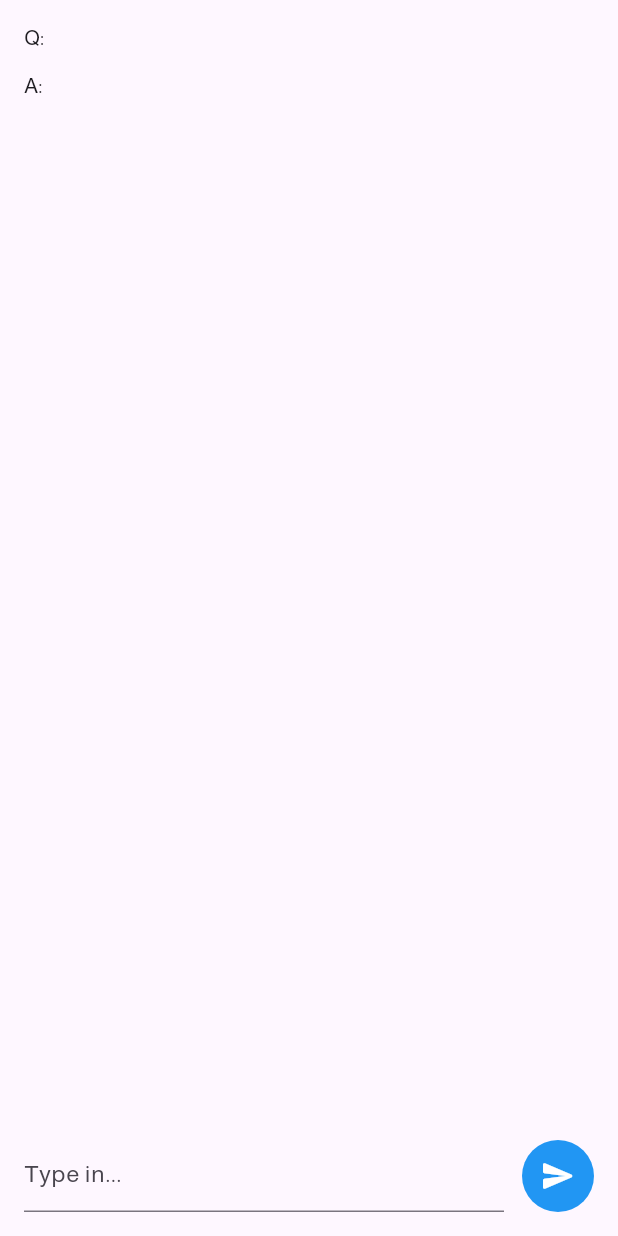
After one commit to azzouzin/Agri-Dz, a Flutter app: the CompletionPage screen opened directly, after a tap on the "send" icon, on a phone screen of 412 x 824 dp. The commit adds this screen. Run offline on Flutter 3.47's test engine with Material 3 defaults, Android fonts, the phone set to English and light mode, and no system bars; our stand-ins replace carousel_slider, dio, flutter_social_button, flutter_spinkit, get, glassmorphism and 6 more; missing offline and left inert: chat_gpt_flutter, plant_icons.

Commit message:
Chat gpt  pages

```diff
--- /dev/null
+++ b/lib/ChatGptChat/completion_page.dart
@@ -0,0 +1,159 @@
+import 'dart:async';
+import 'dart:developer';
+
+import 'package:chat_gpt_flutter/chat_gpt_flutter.dart';
+import 'package:flutter/material.dart';
+
+import 'qestion_answer.dart';
+
+class CompletionPage extends StatefulWidget {
+  final ChatGpt chatGpt;
+
+  const CompletionPage({super.key, required this.chatGpt});
+
+  @override
+  State<CompletionPage> createState() => _CompletionPageState();
+}
+
+class _CompletionPageState extends State<CompletionPage> {
+  String? answer;
+  bool loading = false;
+  final testPrompt =
+      'Which Disney character famously leaves a glass slipper behind at a royal ball?';
+
+  final List<QuestionAnswer> questionAnswers = [];
+
+  late TextEditingController textEditingController;
+
+  StreamSubscription<CompletionResponse>? streamSubscription;
+  StreamSubscription<StreamCompletionResponse>? chatStreamSubscription;
+
+  @override
+  void initState() {
+    textEditingController = TextEditingController();
+    super.initState();
+  }
+
+  @override
+  void dispose() {
+    textEditingController.dispose();
+    chatStreamSubscription?.cancel();
+    super.dispose();
+  }
+
+  @override
+  Widget build(BuildContext context) {
+    return Scaffold(
+      body: SafeArea(
+        child: Padding(
+          padding: const EdgeInsets.all(16.0),
+          child: Column(
+            children: [
+              Expanded(
+                child: ListView.separated(
+                  itemCount: questionAnswers.length,
+                  itemBuilder: (context, index) {
+                    final questionAnswer = questionAnswers[index];
+                    final answer = questionAnswer.answer.toString().trim();
+                    return Column(
+                      crossAxisAlignment: CrossAxisAlignment.stretch,
+                      children: [
+                        Text('Q: ${questionAnswer.question}'),
+                        const SizedBox(height: 12),
+                        if (answer.isEmpty && loading)
+                          const Center(child: CircularProgressIndicator())
+                        else
+                          Text('A: $answer'),
+                      ],
+                    );
+                  },
+                  separatorBuilder: (context, index) =>
+                      const SizedBox(height: 12),
+                ),
+              ),
+              Row(
+                children: [
+                  Expanded(
+                    child: TextFormField(
+                      controller: textEditingController,
+                      decoration: const InputDecoration(hintText: 'Type in...'),
+                      onFieldSubmitted: (_) => _sendMessage(),
+                    ),
+                  ),
+                  const SizedBox(width: 12),
+                  ClipOval(
+                    child: Material(
+                      color: Colors.blue, // Button color
+                      child: InkWell(
+                        onTap: _sendMessage,
+                        child: const SizedBox(
+                          width: 48,
+                          height: 48,
+                          child: Icon(
+                            Icons.send_rounded,
+                            color: Colors.white,
+                          ),
+                        ),
+                      ),
+                    ),
+                  )
+                ],
+              ),
+            ],
+          ),
+        ),
+      ),
+    );
+  }
+
+  _sendMessage() async {
+    final question = textEditingController.text;
+    setState(() {
+      textEditingController.clear();
+      loading = true;
+      questionAnswers.add(
+        QuestionAnswer(
+          question: question,
+          answer: StringBuffer(),
+        ),
+      );
+    });
+
+    final testRequest = CompletionRequest(
+      prompt: [question],
+      stream: true,
+      maxTokens: 256,
+      model: ChatGptModel.gpt4.modelName,
+      stop: ['END'],
+    );
+    await _streamResponse(testRequest);
+    setState(() => loading = false);
+  }
+
+  _streamResponse(CompletionRequest request) async {
+    streamSubscription?.cancel();
+    try {
+      final stream = await widget.chatGpt.createCompletionStream(request);
+      streamSubscription = stream?.listen(
+        (event) => setState(
+          () {
+            if (event.streamMessageEnd) {
+              streamSubscription?.cancel();
+            } else {
+              return questionAnswers.last.answer.write(
+                event.choices?.first.text,
+              );
+            }
+          },
+        ),
+      );
+    } catch (error) {
+      setState(() {
+        loading = false;
+        questionAnswers.last.answer.write("Error");
+      });
+      log("Error occurred: ${error}");
+      print(error.toString());
+    }
+  }
+}
--- /dev/null
+++ b/lib/ChatGptChat/qestion_answer.dart
@@ -0,0 +1,19 @@
+class QuestionAnswer {
+  final String question;
+  final StringBuffer answer;
+
+  QuestionAnswer({
+    required this.question,
+    required this.answer,
+  });
+
+  QuestionAnswer copyWith({
+    String? newQuestion,
+    StringBuffer? newAnswer,
+  }) {
+    return QuestionAnswer(
+      question: newQuestion ?? question,
+      answer: newAnswer ?? answer,
+    );
+  }
+}
--- a/pubspec.yaml
+++ b/pubspec.yaml
@@ -50,6 +50,8 @@ dependencies:
   dio: ^5.4.3+1
   flutter_spinkit: ^5.2.1
   glassmorphism_ui: ^0.3.0
+  chat_gpt_flutter: ^1.0.16
+  chat_gpt_sdk: ^2.2.8
 
 dev_dependencies:
   flutter_test:
```
Also changed, not shown: lib/ChatGptChat/chat_completion_page.dart (added, +157 -0 lines), lib/ChatGptChat/chat_page.dart (added, +50 -0 lines), lib/Views/Farm/home_page.dart (+8 -1 lines), pubspec.lock.
